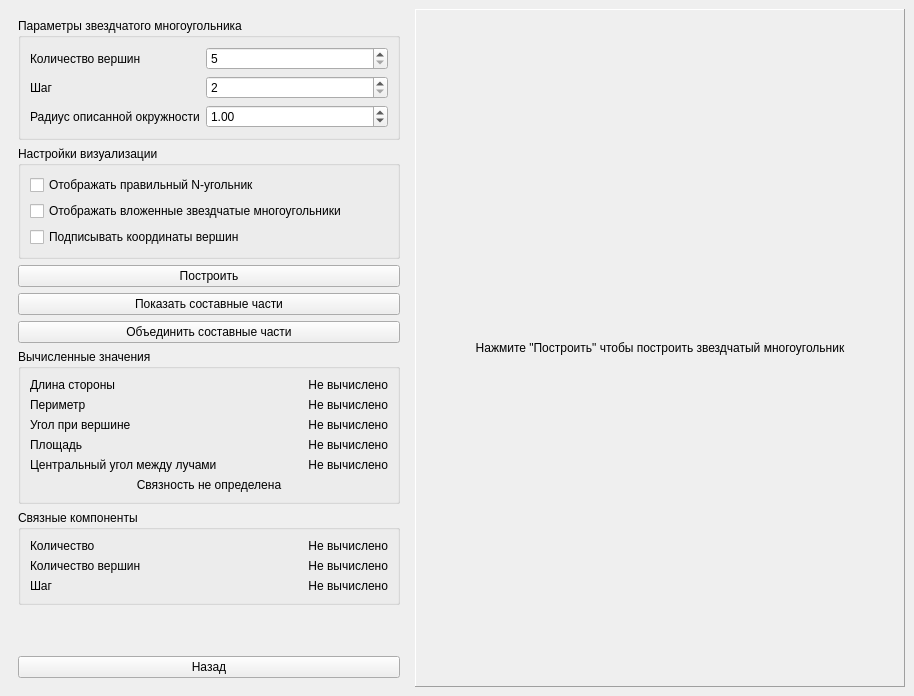
The window that ui/ConstructWindow.ui (ekosachev/StarPolygonsDesktop) describes before a commit, drawn with Qt 5.
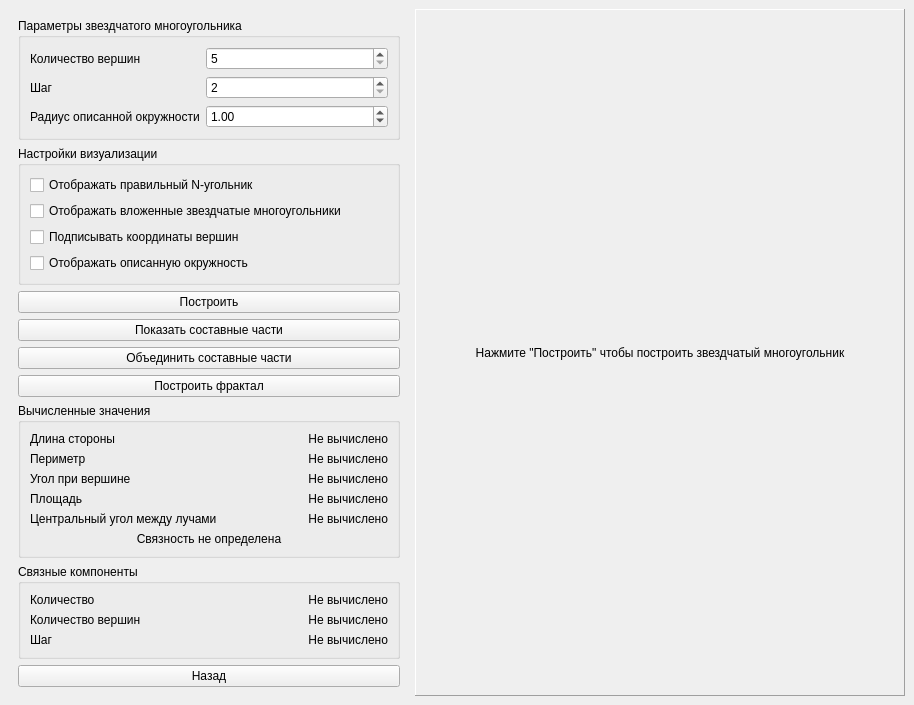
The same window after the commit.

Commit message: Added fractal construction

The edit to the form file:
```diff
--- a/ui/ConstructWindow.ui
+++ b/ui/ConstructWindow.ui
@@ -135,6 +135,13 @@
             </property>
            </widget>
           </item>
+          <item row="3" column="0" colspan="2">
+           <widget class="QCheckBox" name="btnDisplayCircumcircle">
+            <property name="text">
+             <string>Отображать описанную окружность</string>
+            </property>
+           </widget>
+          </item>
          </layout>
         </widget>
        </item>
@@ -159,6 +166,13 @@
          </property>
         </widget>
        </item>
+       <item>
+        <widget class="QPushButton" name="btnConstructFractal">
+         <property name="text">
+          <string>Построить фрактал</string>
+         </property>
+        </widget>
+       </item>
        <item>
         <widget class="QGroupBox" name="groupBox_2">
          <property name="sizePolicy">
```
The commit also changes 5 other files.
